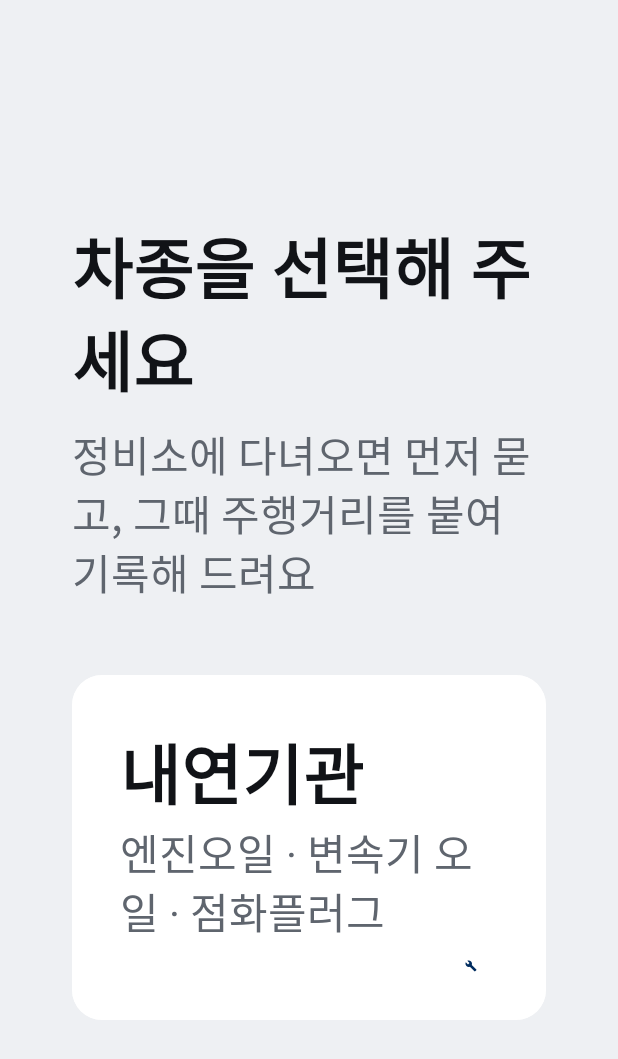
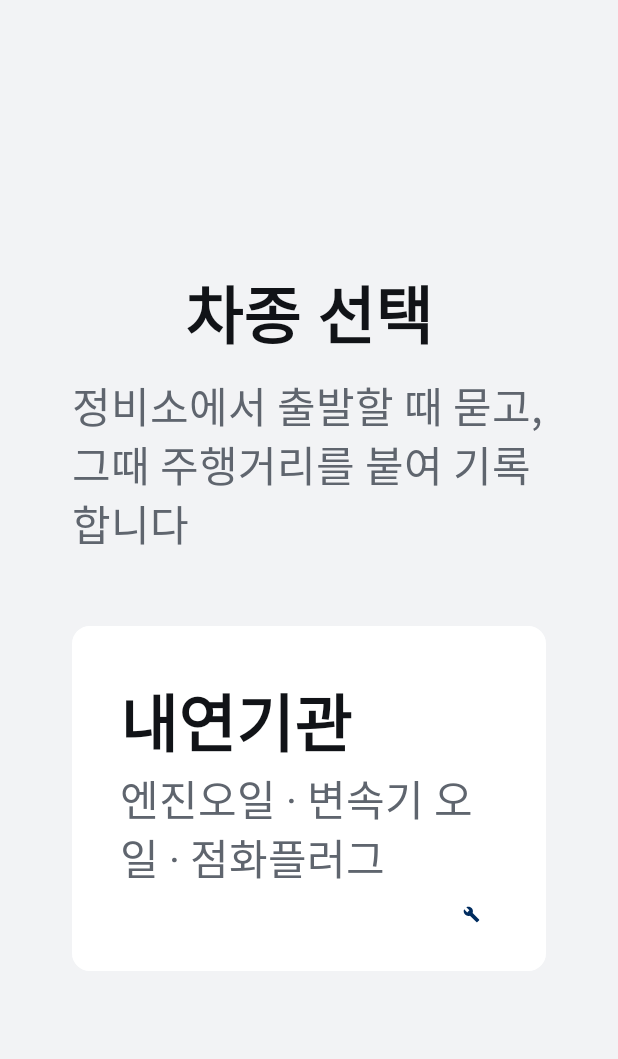
Before and after one commit to torque-pleos/hephaestus, an Android app built with Jetpack Compose: the screen it shows after launch (MainActivity), on a phone screen of 412 x 824 dp. Shown: the top 1059 px of the screen. Run offline under Robolectric (Android 15) with nearby library versions, the phone set to English and light mode, and no system bars; libraries missing offline, so code that uses them is left out: ai.pleos.playground.

Commit message:
Strip generic UI patterns: status lines instead of banners, no pills, one surface per screen
Audit with audit-ai-design-slop found three root causes (banner for every
message, pill badges and link-colored values, nested cards with sentence
labels). Replaced AlertBanner/StatusBadge with StatusLine, SavedNote and
GroupHeader; color now sits on the value only; radius 12; two weights;
tabular numerals; noun-form status copy. Screenshots refreshed.

```diff
--- a/app/src/main/java/com/zigae/hephaestus/ui/HephApp.kt
+++ b/app/src/main/java/com/zigae/hephaestus/ui/HephApp.kt
@@ -109,9 +109,9 @@ private fun ModeSetup(detected: Powertrain?, onPick: (Powertrain) -> Unit) {
         horizontalAlignment = Alignment.CenterHorizontally,
         verticalArrangement = Arrangement.Center,
     ) {
-        Text("차종을 선택해 주세요", style = MaterialTheme.typography.headlineMedium)
+        Text("차종 선택", style = MaterialTheme.typography.headlineMedium)
         Spacer(Modifier.height(10.dp))
-        Text("정비소에 다녀오면 먼저 묻고, 그때 주행거리를 붙여 기록해 드려요", style = MaterialTheme.typography.bodyLarge, color = Palette.sub)
+        Text("정비소에서 출발할 때 묻고, 그때 주행거리를 붙여 기록합니다", style = MaterialTheme.typography.bodyLarge, color = Palette.sub)
         Spacer(Modifier.height(48.dp))
         Row(horizontalArrangement = Arrangement.spacedBy(24.dp)) {
             Powertrain.entries.forEach { p ->
@@ -121,14 +121,14 @@ private fun ModeSetup(detected: Powertrain?, onPick: (Powertrain) -> Unit) {
                         .size(width = 480.dp, height = 230.dp)
                         .clip(PanelShape)
                         .background(Palette.card)
-                        .border(if (suggested) 3.dp else 0.dp, if (suggested) Palette.primary else Palette.card, PanelShape)
+                        .border(if (suggested) 2.dp else 0.dp, if (suggested) Palette.primary else Palette.card, PanelShape)
                         .clickable { onPick(p) }
                         .padding(32.dp),
                     verticalArrangement = Arrangement.SpaceBetween,
                 ) {
-                    Row(verticalAlignment = Alignment.CenterVertically) {
-                        Text(p.label, style = MaterialTheme.typography.headlineMedium, modifier = Modifier.weight(1f))
-                        if (suggested) StatusBadge("차량 정보로 추천", Palette.primaryTone, strong = true)
+                    Column {
+                        Text(p.label, style = MaterialTheme.typography.headlineMedium)
+                        if (suggested) Text("차량 정보로 추천", style = MaterialTheme.typography.bodyLarge, color = Palette.primary)
                     }
                     Column(Modifier.fillMaxWidth()) {
                         Text(
--- a/app/src/main/java/com/zigae/hephaestus/ui/Theme.kt
+++ b/app/src/main/java/com/zigae/hephaestus/ui/Theme.kt
@@ -41,11 +41,11 @@ data class AppColors(
 
 val DayColors = AppColors(
     night = false,
-    bg = Color(0xFFEEF0F3),
+    bg = Color(0xFFF2F3F5),
     rail = Color(0xFFFFFFFF),
     card = Color(0xFFFFFFFF),
     cardHigh = Color(0xFFF3F4F6),
-    outline = Color(0xFFDADDE2),
+    outline = Color(0xFFE3E6EA),
     text = Color(0xFF111317),
     sub = Color(0xFF5F656E),
     none = Color(0xFFB4B9C1),
@@ -99,20 +99,21 @@ object Palette {
 }
 
 // 차량 화면은 멀리서 보므로 웹 기준보다 크게, 행간은 글자 크기의 1.4배.
+// 굵기는 두 단계(Medium/SemiBold)만 쓴다. 숫자는 고정폭(tnum)으로 열이 흔들리지 않게.
 private fun style(size: Int, weight: FontWeight, tracking: TextUnit = 0.sp) =
-    TextStyle(fontSize = size.sp, lineHeight = (size * 1.4f).sp, fontWeight = weight, letterSpacing = tracking)
+    TextStyle(fontSize = size.sp, lineHeight = (size * 1.4f).sp, fontWeight = weight, letterSpacing = tracking, fontFeatureSettings = "tnum")
 
 private val type = Typography(
-    displayLarge = style(76, FontWeight.Bold, (-1).sp),
-    displaySmall = style(48, FontWeight.Bold),
-    headlineMedium = style(44, FontWeight.Bold),
-    headlineSmall = style(34, FontWeight.Bold), // 대화상자 제목
-    titleLarge = style(34, FontWeight.Bold),
-    titleMedium = style(30, FontWeight.SemiBold),
+    displayLarge = style(72, FontWeight.SemiBold, (-1).sp),
+    displaySmall = style(46, FontWeight.SemiBold),
+    headlineMedium = style(42, FontWeight.SemiBold),
+    headlineSmall = style(34, FontWeight.SemiBold), // 대화상자 제목
+    titleLarge = style(34, FontWeight.SemiBold),
+    titleMedium = style(30, FontWeight.Medium),
     bodyLarge = style(28, FontWeight.Normal),
     bodyMedium = style(25, FontWeight.Normal),
-    labelLarge = style(28, FontWeight.SemiBold),
-    labelMedium = style(24, FontWeight.Medium),
+    labelLarge = style(28, FontWeight.Medium),
+    labelMedium = style(24, FontWeight.Normal),
 )
 
 /** 시스템 주간/야간(Pleos 야간 모드 → uiMode night)을 따라 토큰을 바꾼다. */
```
Also changed, not shown: app/src/main/java/com/zigae/hephaestus/ui/Components.kt (+50 -35 lines), app/src/main/java/com/zigae/hephaestus/ui/HistoryScreen.kt (+18 -25 lines), app/src/main/java/com/zigae/hephaestus/ui/HomeScreen.kt (+25 -35 lines), app/src/main/java/com/zigae/hephaestus/ui/ItemsScreen.kt (+56 -58 lines), app/src/main/java/com/zigae/hephaestus/ui/SettingsScreen.kt (+16 -21 lines), 12 other files.
